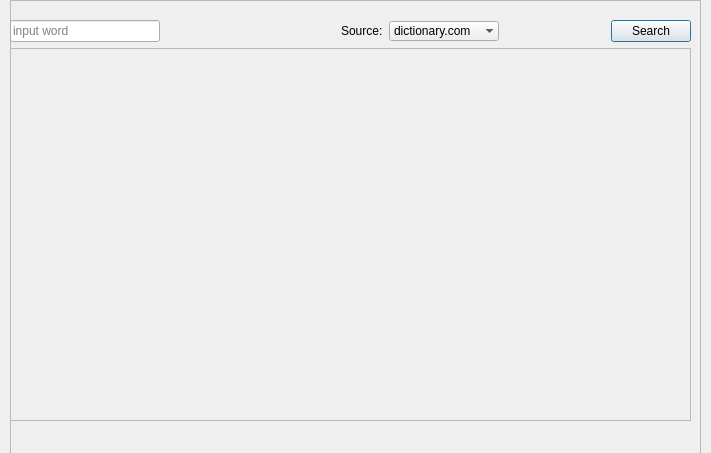
Above: Ui_Resource/TARDIS.ui from Zhurp2020/TARDIS before the change. Below: the same form after it.
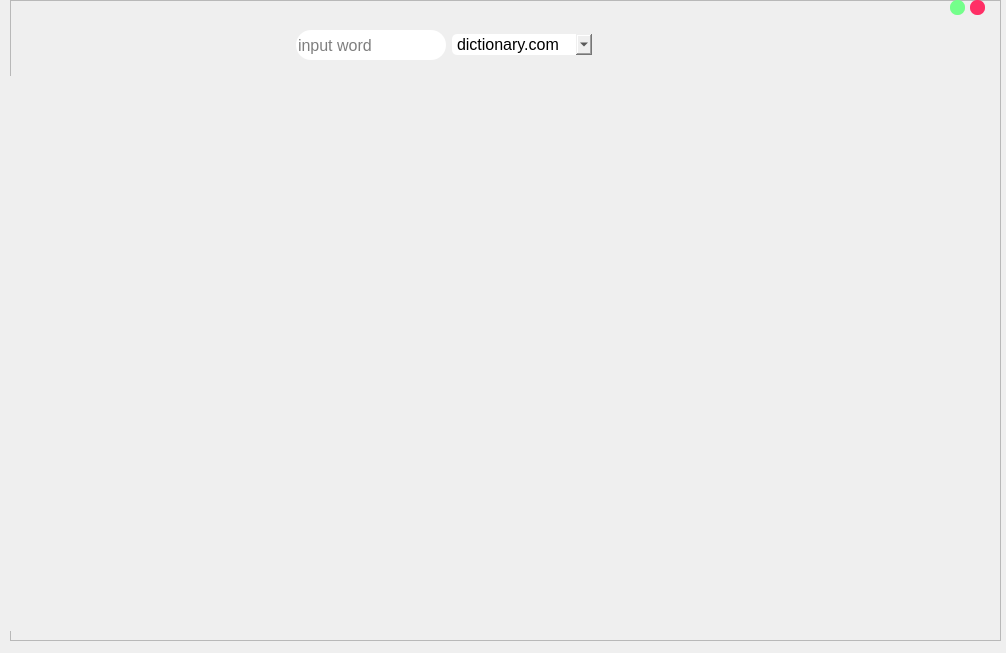
That is the form after the change. Icons and pictures are not drawn.

```diff
--- a/Ui_Resource/TARDIS.ui
+++ b/Ui_Resource/TARDIS.ui
@@ -6,8 +6,8 @@
    <rect>
     <x>0</x>
     <y>0</y>
-    <width>711</width>
-    <height>453</height>
+    <width>1006</width>
+    <height>653</height>
    </rect>
   </property>
   <property name="font">
@@ -23,8 +23,8 @@
     <rect>
      <x>10</x>
      <y>0</y>
-     <width>691</width>
-     <height>511</height>
+     <width>991</width>
+     <height>641</height>
     </rect>
    </property>
    <property name="frameShape">
@@ -38,8 +38,8 @@
      <rect>
       <x>0</x>
       <y>20</y>
-      <width>681</width>
-      <height>401</height>
+      <width>981</width>
+      <height>611</height>
      </rect>
     </property>
     <layout class="QGridLayout" name="gridLayout">
@@ -54,6 +54,14 @@
          <height>20</height>
         </size>
        </property>
+       <property name="font">
+        <font>
+         <pointsize>12</pointsize>
+        </font>
+       </property>
+       <property name="styleSheet">
+        <string notr="true">border-radius: 5px</string>
+       </property>
        <property name="editable">
         <bool>false</bool>
        </property>
@@ -71,10 +79,81 @@
          <string>dictionary.com</string>
         </property>
        </item>
+       <item>
+        <property name="text">
+         <string>Merriam-Webster</string>
+        </property>
+       </item>
       </widget>
      </item>
-     <item row="1" column="0" colspan="6">
+     <item row="0" column="4">
+      <widget class="QPushButton" name="SearchButton">
+       <property name="styleSheet">
+        <string notr="true">background: none;
+border: none</string>
+       </property>
+       <property name="text">
+        <string/>
+       </property>
+       <property name="icon">
+        <iconset>
+         <normaloff>../Pic_Resource/search.png</normaloff>
+         <normalon>../Pic_Resource/search_on.png</normalon>../Pic_Resource/search.png</iconset>
+       </property>
+       <property name="iconSize">
+        <size>
+         <width>35</width>
+         <height>35</height>
+        </size>
+       </property>
+      </widget>
+     </item>
+     <item row="0" column="5" colspan="2">
+      <widget class="QLabel" name="LoadingLabel">
+       <property name="text">
+        <string/>
+       </property>
+      </widget>
+     </item>
+     <item row="0" column="2">
+      <widget class="QLineEdit" name="WordInput">
+       <property name="enabled">
+        <bool>true</bool>
+       </property>
+       <property name="minimumSize">
+        <size>
+         <width>150</width>
+         <height>30</height>
+        </size>
+       </property>
+       <property name="maximumSize">
+        <size>
+         <width>150</width>
+         <height>16777215</height>
+        </size>
+       </property>
+       <property name="font">
+        <font>
+         <pointsize>12</pointsize>
+        </font>
+       </property>
+       <property name="styleSheet">
+        <string notr="true">border:5px;
+border-radius:15px</string>
+       </property>
+       <property name="text">
+        <string/>
+       </property>
+       <property name="placeholderText">
+        <string>input word</string>
+       </property>
+      </widget>
+     </item>
+     <item row="1" column="0" colspan="8">
       <widget class="QScrollArea" name="scrollArea">
+       <property name="styleSheet">
+        <string notr="true">border: none;</string>
+       </property>
        <property name="verticalScrollBarPolicy">
         <enum>Qt::ScrollBarAsNeeded</enum>
        </property>
@@ -86,8 +165,8 @@
          <rect>
           <x>0</x>
           <y>0</y>
-          <width>677</width>
-          <height>366</height>
+          <width>979</width>
+          <height>553</height>
          </rect>
         </property>
         <property name="minimumSize">
@@ -96,13 +175,16 @@
           <height>0</height>
          </size>
         </property>
+        <property name="styleSheet">
+         <string notr="true">border:none</string>
+        </property>
         <widget class="QWidget" name="gridLayoutWidget_2">
          <property name="geometry">
           <rect>
            <x>0</x>
            <y>0</y>
-           <width>659</width>
-           <height>642</height>
+           <width>971</width>
+           <height>643</height>
           </rect>
          </property>
          <layout class="QGridLayout" name="ResultGridLayout">
@@ -115,103 +197,7 @@
           <property name="bottomMargin">
            <number>600</number>
           </property>
-          <item row="0" column="4">
-           <spacer name="horizontalSpacer_6">
-            <property name="orientation">
-             <enum>Qt::Horizontal</enum>
-            </property>
-            <property name="sizeType">
-             <enum>QSizePolicy::Fixed</enum>
-            </property>
-            <property name="sizeHint" stdset="0">
-             <size>
-              <width>70</width>
-              <height>20</height>
-             </size>
-            </property>
-           </spacer>
-          </item>
-          <item row="0" column="6">
-           <spacer name="horizontalSpacer_8">
-            <property name="orientation">
-             <enum>Qt::Horizontal</enum>
-            </property>
-            <property name="sizeType">
-             <enum>QSizePolicy::Fixed</enum>
-            </property>
-            <property name="sizeHint" stdset="0">
-             <size>
-              <width>70</width>
-              <height>20</height>
-             </size>
-            </property>
-           </spacer>
-          </item>
           <item row="0" column="0">
-           <spacer name="horizontalSpacer_2">
-            <property name="orientation">
-             <enum>Qt::Horizontal</enum>
-            </property>
-            <property name="sizeType">
-             <enum>QSizePolicy::Fixed</enum>
-            </property>
-            <property name="sizeHint" stdset="0">
-             <size>
-              <width>20</width>
-              <height>20</height>
-             </size>
-            </property>
-           </spacer>
-          </item>
-          <item row="0" column="5">
-           <spacer name="horizontalSpacer_7">
-            <property name="orientation">
-             <enum>Qt::Horizontal</enum>
-            </property>
-            <property name="sizeType">
-             <enum>QSizePolicy::Fixed</enum>
-            </property>
-            <property name="sizeHint" stdset="0">
-             <size>
-              <width>70</width>
-              <height>20</height>
-             </size>
-            </property>
-           </spacer>
-          </item>
-          <item row="0" column="7">
-           <spacer name="horizontalSpacer_9">
-            <property name="orientation">
-             <enum>Qt::Horizontal</enum>
-            </property>
-            <property name="sizeType">
-             <enum>QSizePolicy::Fixed</enum>
-            </property>
-            <property name="sizeHint" stdset="0">
-             <size>
-              <width>70</width>
-              <height>20</height>
-             </size>
-            </property>
-           </spacer>
-          </item>
-          <item row="0" column="3">
-           <spacer name="horizontalSpacer_5">
-            <property name="orientation">
-             <enum>Qt::Horizontal</enum>
-            </property>
-            <property name="sizeType">
-             <enum>QSizePolicy::Fixed</enum>
-            </property>
-            <property name="sizeHint" stdset="0">
-             <size>
-              <width>70</width>
-              <height>20</height>
-             </size>
-            </property>
-           </spacer>
-          </item>
-          <item row="0" column="1">
            <spacer name="horizontalSpacer_3">
             <property name="orientation">
              <enum>Qt::Horizontal</enum>
@@ -221,39 +207,23 @@
             </property>
             <property name="sizeHint" stdset="0">
              <size>
-              <width>80</width>
+              <width>250</width>
               <height>20</height>
              </size>
             </property>
            </spacer>
           </item>
-          <item row="0" column="2">
-           <spacer name="horizontalSpacer_4">
+          <item row="0" column="1" colspan="2">
+           <spacer name="horizontalSpacer_2">
             <property name="orientation">
              <enum>Qt::Horizontal</enum>
             </property>
             <property name="sizeType">
-             <enum>QSizePolicy::Fixed</enum>
+             <enum>QSizePolicy::Expanding</enum>
             </property>
             <property name="sizeHint" stdset="0">
              <size>
-              <width>70</width>
-              <height>20</height>
-             </size>
-            </property>
-           </spacer>
-          </item>
-          <item row="0" column="8">
-           <spacer name="horizontalSpacer_10">
-            <property name="orientation">
-             <enum>Qt::Horizontal</enum>
-            </property>
-            <property name="sizeType">
-             <enum>QSizePolicy::Fixed</enum>
-            </property>
-            <property name="sizeHint" stdset="0">
-             <size>
-              <width>80</width>
+              <width>40</width>
               <height>20</height>
              </size>
             </property>
@@ -264,76 +234,72 @@
        </widget>
       </widget>
      </item>
-     <item row="0" column="5">
-      <widget class="QPushButton" name="SearchButton">
-       <property name="text">
-        <string>Search</string>
-       </property>
-      </widget>
-     </item>
-     <item row="0" column="4">
-      <widget class="QLabel" name="LoadingLabel">
-       <property name="minimumSize">
-        <size>
-         <width>100</width>
-         <height>0</height>
-        </size>
-       </property>
-       <property name="lineWidth">
-        <number>1</number>
-       </property>
-       <property name="text">
-        <string/>
-       </property>
-      </widget>
-     </item>
-     <item row="0" column="2">
-      <widget class="QLabel" name="label">
-       <property name="text">
-        <string>Source:</string>
-       </property>
-       <property name="margin">
-        <number>5</number>
-       </property>
-      </widget>
-     </item>
-     <item row="0" column="0">
-      <widget class="QLineEdit" name="WordInput">
-       <property name="minimumSize">
-        <size>
-         <width>100</width>
-         <height>0</height>
-        </size>
-       </property>
-       <property name="maximumSize">
-        <size>
-         <width>150</width>
-         <height>16777215</height>
-        </size>
-       </property>
-       <property name="text">
-        <string/>
-       </property>
-       <property name="placeholderText">
-        <string>input word</string>
-       </property>
-      </widget>
-     </item>
-     <item row="0" column="1">
+     <item row="0" column="0" colspan="2">
       <spacer name="horizontalSpacer">
        <property name="orientation">
         <enum>Qt::Horizontal</enum>
        </property>
+       <property name="sizeType">
+        <enum>QSizePolicy::Fixed</enum>
+       </property>
        <property name="sizeHint" stdset="0">
         <size>
-         <width>40</width>
-         <height>20</height>
+         <width>280</width>
+         <height>50</height>
         </size>
        </property>
       </spacer>
      </item>
     </layout>
    </widget>
+   <widget class="QPushButton" name="CloseButton">
+    <property name="geometry">
+     <rect>
+      <x>960</x>
+      <y>0</y>
+      <width>15</width>
+      <height>15</height>
+     </rect>
+    </property>
+    <property name="minimumSize">
+     <size>
+      <width>10</width>
+      <height>10</height>
+     </size>
+    </property>
+    <property name="styleSheet">
+     <string notr="true">border:none;
+border-radius: 7px;
+background-color: rgb(255, 47, 102);</string>
+    </property>
+    <property name="text">
+     <string/>
+    </property>
+   </widget>
+   <widget class="QPushButton" name="MinimizeButton">
+    <property name="geometry">
+     <rect>
+      <x>940</x>
+      <y>0</y>
+      <width>15</width>
+      <height>15</height>
+     </rect>
+    </property>
+    <property name="minimumSize">
+     <size>
+      <width>10</width>
+      <height>10</height>
+     </size>
+    </property>
+    <property name="styleSheet">
+     <string notr="true">border:none;
+border-radius: 7px;
+background-color: rgb(116, 255, 139);</string>
+    </property>
+    <property name="text">
+     <string/>
+    </property>
+   </widget>
   </widget>
  </widget>
  <resources/>
```
